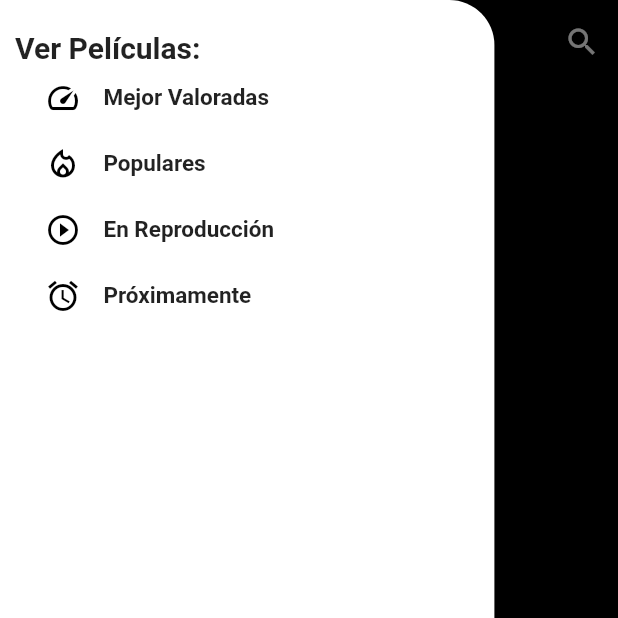
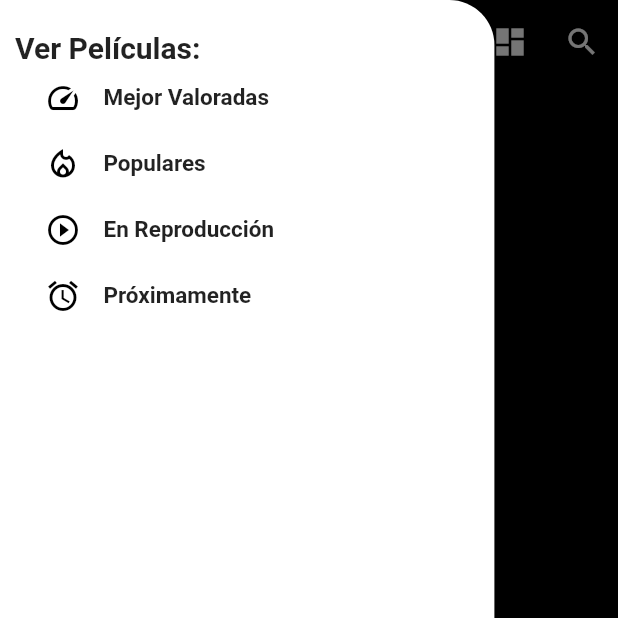
Before and after one commit to sr-Te/Flutter-CleanArchitecture-TDD, a Flutter app: the screen it shows after launch, with the side drawer open, on a phone screen of 412 x 824 dp, the top half of it. Run offline on Flutter 3.47's test engine with Material 2 defaults, Android fonts, the phone set to English and light mode, and no system bars; our stand-ins replace cached_network_image, dartz, data_connection_checker, equatable, flutter_bloc, flutter_swiper and 3 more; network calls fail.

Commit message:
grid view

```diff
--- a/lib/core/routes.dart
+++ b/lib/core/routes.dart
@@ -4,8 +4,9 @@ import 'package:flutter_bloc/flutter_bloc.dart';
 import '../injection_container.dart';
 import '../presentation/home/home.dart';
 import '../presentation/home/nav_cubit.dart';
-import '../presentation/movie_profile/movie_profile_view.dart';
 import '../presentation/movies/bloc/movies_bloc.dart';
+import '../presentation/movies/movies_profile/movie_profile_view.dart';
+import '../presentation/movies/movies_view_mode_cubit/movies_view_mode_cubit.dart';
 
 class AppRouter {
   Route onGenerateRoute(RouteSettings settings) {
@@ -16,13 +17,14 @@ class AppRouter {
             providers: [
               BlocProvider(create: (context) => sl<NavCubit>()),
               BlocProvider(create: (context) => sl<MoviesBloc>()),
+              BlocProvider(create: (context) => sl<MoviesViewModeCubit>()),
             ],
             child: Home(),
           ),
         );
       case '/movie_profile':
         return MaterialPageRoute(
-            settings: settings, builder: (context) => MovieProfileView());
+            settings: settings, builder: (context) => MoviesProfileView());
       default:
         return null;
     }
--- a/lib/injection_container.dart
+++ b/lib/injection_container.dart
@@ -11,6 +11,7 @@ import 'domain/repositories/movies_repository.dart';
 import 'domain/usecases/get_movies.dart';
 import 'presentation/home/nav_cubit.dart';
 import 'presentation/movies/bloc/movies_bloc.dart';
+import 'presentation/movies/movies_view_mode_cubit/movies_view_mode_cubit.dart';
 
 final sl = GetIt.instance;
 
@@ -26,6 +27,8 @@ Future<void> init() async {
       getMovies: sl(),
     ),
   );
+
+  sl.registerFactory(() => MoviesViewModeCubit());
 
   // UseCases
   sl.registerLazySingleton(() => GetMovies(sl()));
--- /dev/null
+++ b/lib/presentation/movies/movies_view_mode_cubit/movies_view_mode_cubit.dart
@@ -0,0 +1,20 @@
+import 'package:equatable/equatable.dart';
+import 'package:flutter/material.dart';
+import 'package:flutter_bloc/flutter_bloc.dart';
+
+part 'movies_view_mode_state.dart';
+
+class MoviesViewModeCubit extends Cubit<MoviesViewModeState> {
+  MoviesViewModeCubit() : super(MoviesViewByOneMode(index: 0));
+
+  int actualIndex = 0;
+
+  void byOneMovieViewMode({int index = 0}) {
+    actualIndex = index;
+    emit(MoviesViewByOneMode(index: actualIndex));
+  }
+
+  void gridMovieViewMode() {
+    emit(MoviesViewGridMode());
+  }
+}
--- /dev/null
+++ b/lib/presentation/movies/movies_view_mode_cubit/movies_view_mode_state.dart
@@ -0,0 +1,17 @@
+part of 'movies_view_mode_cubit.dart';
+
+abstract class MoviesViewModeState extends Equatable {
+  @override
+  List<Object> get props => [];
+}
+
+class MoviesViewByOneMode extends MoviesViewModeState {
+  final int index;
+
+  MoviesViewByOneMode({@required this.index});
+
+  @override
+  List<Object> get props => [index];
+}
+
+class MoviesViewGridMode extends MoviesViewModeState {}
--- a/lib/presentation/movies/ui/movies_loading_view.dart
+++ b/lib/presentation/movies/ui/movies_loading_view.dart
@@ -1,43 +1,18 @@
-import 'dart:async';
-import 'dart:math';
-
 import 'package:flutter/material.dart';
 
-class MoviesLoadingView extends StatefulWidget {
-  @override
-  _MoviesLoadingViewState createState() => _MoviesLoadingViewState();
-}
-
-class _MoviesLoadingViewState extends State<MoviesLoadingView> {
-  Timer timer;
-  double _width = 0;
-  double _height = 0;
-  Color _color = Colors.green;
-  BorderRadiusGeometry _borderRadius = BorderRadius.circular(8);
-
-  @override
-  void initState() {
-    super.initState();
-    timer = Timer.periodic(
-        Duration(milliseconds: 800), (Timer t) => _animateProperties());
-  }
-
-  @override
-  void dispose() {
-    timer?.cancel();
-    super.dispose();
-  }
-
+class MoviesLoadingView extends StatelessWidget {
   @override
   Widget build(BuildContext context) {
     return Scaffold(
       backgroundColor: Colors.black,
-      body: Stack(
+      body: Center(
+        child: Column(
+          mainAxisAlignment: MainAxisAlignment.center,
           children: [
-          Container(
-            height: MediaQuery.of(context).size.height * 0.7,
-            child: Align(
-              alignment: Alignment.center,
+            Expanded(flex: 30, child: Container()),
+            Expanded(
+              flex: 15,
+              child: Container(
                 child: Text(
                   'Cargando Películas...',
                   style: TextStyle(
@@ -48,43 +23,19 @@ class _MoviesLoadingViewState extends State<MoviesLoadingView> {
                 ),
               ),
             ),
-          Align(
-            alignment: Alignment.bottomCenter,
-            child: Container(
-              height: MediaQuery.of(context).size.height * 0.5,
-              padding: EdgeInsets.all(50),
-              child: AnimatedContainer(
-                width: _width,
-                height: _height,
-                decoration: BoxDecoration(
-                  color: _color,
-                  borderRadius: _borderRadius,
-                ),
-                duration: Duration(milliseconds: 800),
-                curve: Curves.fastOutSlowIn,
+            Expanded(flex: 1, child: Container()),
+            Container(
+              width: 60,
+              height: 60,
+              child: CircularProgressIndicator(
+                strokeWidth: 10,
+                valueColor: new AlwaysStoppedAnimation<Color>(Colors.blue),
               ),
             ),
+            Expanded(flex: 15, child: Container()),
+          ],
         ),
-        ],
       ),
     );
   }
-
-  void _animateProperties() {
-    setState(() {
-      final random = Random();
-
-      _width = random.nextInt(300).toDouble();
-      _height = random.nextInt(300).toDouble();
-
-      _color = Color.fromRGBO(
-        random.nextInt(256),
-        random.nextInt(256),
-        random.nextInt(256),
-        1,
-      );
-
-      _borderRadius = BorderRadius.circular(random.nextInt(100).toDouble());
-    });
 }
-}
--- a/lib/presentation/widgets/transparent_appbar.dart
+++ b/lib/presentation/widgets/transparent_appbar.dart
@@ -1,4 +1,6 @@
 import 'package:flutter/material.dart';
+import 'package:flutter_bloc/flutter_bloc.dart';
+import 'package:my_movie_list/presentation/movies/movies_view_mode_cubit/movies_view_mode_cubit.dart';
 
 class TransparentAppbar extends StatelessWidget with PreferredSizeWidget {
   @override
@@ -10,7 +12,7 @@ class TransparentAppbar extends StatelessWidget with PreferredSizeWidget {
   TransparentAppbar({
     @required this.title,
     this.drawerKey,
-  })  : preferredSize = Size.fromHeight(60.0),
+  })  : preferredSize = Size.fromHeight(70.0),
         super();
 
   @override
@@ -30,6 +32,24 @@ class TransparentAppbar extends StatelessWidget with PreferredSizeWidget {
       backgroundColor: Colors.transparent,
       shadowColor: Colors.transparent,
       actions: [
+        BlocBuilder<MoviesViewModeCubit, MoviesViewModeState>(
+            builder: (context, state) {
+          if (state is MoviesViewGridMode)
+            return IconButton(
+              icon: Icon(Icons.style),
+              onPressed: () => BlocProvider.of<MoviesViewModeCubit>(context)
+                  .byOneMovieViewMode(),
+            );
+          else if (state is MoviesViewByOneMode)
+            return IconButton(
+              icon: Icon(Icons.dashboard),
+              onPressed: () => BlocProvider.of<MoviesViewModeCubit>(context)
+                  .gridMovieViewMode(),
+            );
+          else {
+            return Container();
+          }
+        }),
         IconButton(icon: Icon(Icons.search), onPressed: () {}),
       ],
     );
```
Also changed, not shown: lib/presentation/movie_profile/movie_profile_view.dart (deleted, +0 -12 lines), lib/presentation/movies/movies_by_one/movies_by_one_view.dart (renamed from lib/presentation/movies/ui/movies_swiper.dart, +18 -16 lines), lib/presentation/movies/movies_grid/movies_grid_view.dart (added, +120 -0 lines), lib/presentation/movies/movies_profile/movie_profile_appbar.dart (added, +34 -0 lines), lib/presentation/movies/movies_profile/movie_profile_view.dart (renamed from lib/presentation/movie_profile/ui/movie_profile.dart, +7 -8 lines), lib/presentation/movies/movies_view.dart (+20 -3 lines), lib/presentation/movies/ui/movie_rating.dart (+6 -5 lines). Lines whose indentation alone changed are shown as unchanged.
